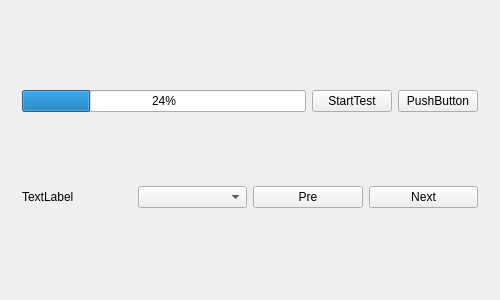
wanywhn/DNSTester, file src/mainwindow.ui: the form before one commit.
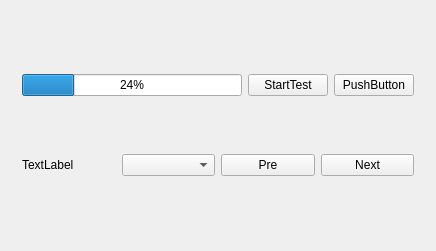
The form after the commit.

Diff of the .ui file:
```diff
--- a/src/mainwindow.ui
+++ b/src/mainwindow.ui
@@ -6,8 +6,8 @@
    <rect>
     <x>0</x>
     <y>0</y>
-    <width>500</width>
-    <height>300</height>
+    <width>436</width>
+    <height>251</height>
    </rect>
   </property>
   <property name="windowTitle">
```
